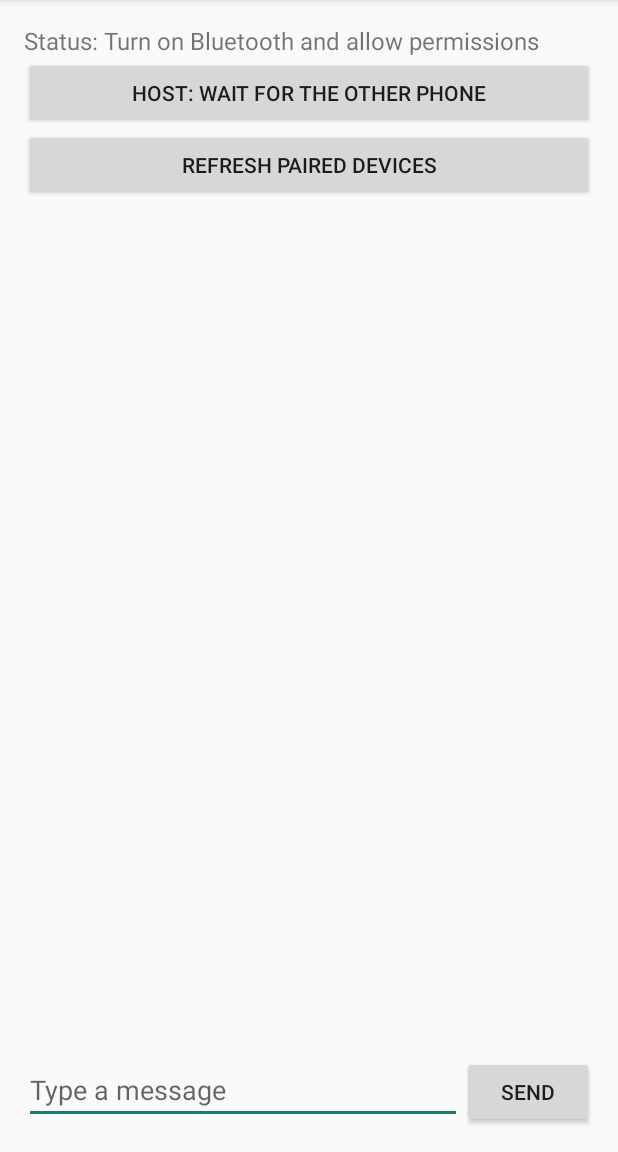
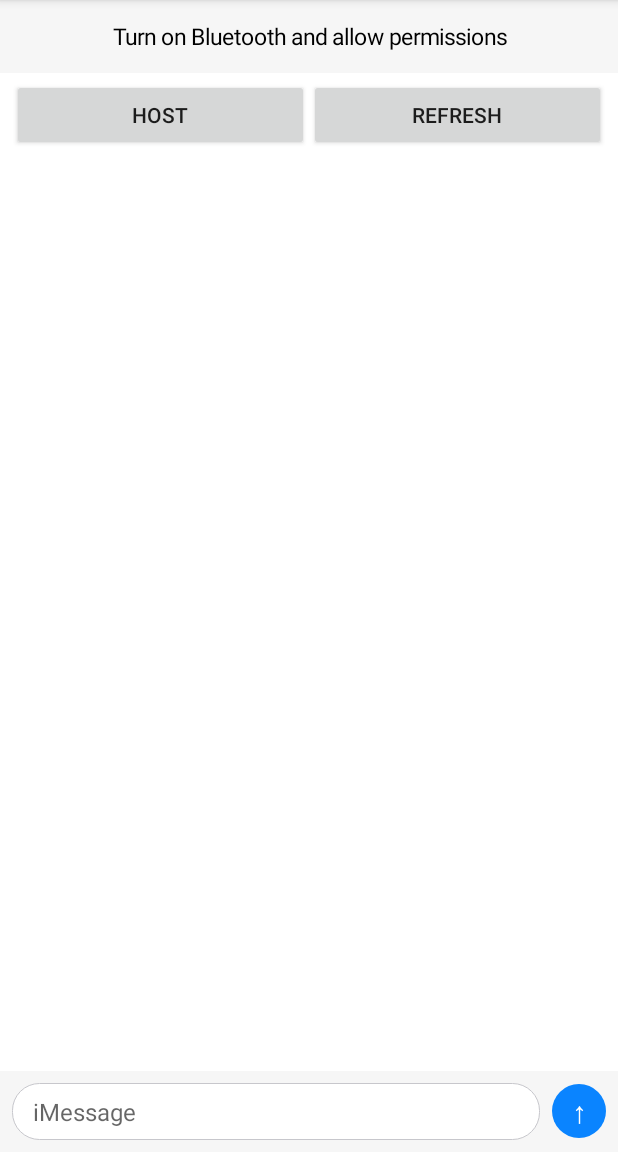
Before and after one commit to esdeedev-7/BluetoothChat, an Android app: the screen it shows after launch (MainActivity), on a phone screen of 412 x 824 dp, the part 84-1236 px from its top. Run offline under Robolectric (Android 15) with nearby library versions, the phone set to English and light mode, and no system bars.

Commit message:
Update MainActivity.kt

```diff
--- a/app/src/main/java/com/example/bluetoothchat/MainActivity.kt
+++ b/app/src/main/java/com/example/bluetoothchat/MainActivity.kt
@@ -6,8 +6,11 @@ import android.bluetooth.BluetoothAdapter
 import android.bluetooth.BluetoothDevice
 import android.bluetooth.BluetoothManager
 import android.content.pm.PackageManager
+import android.graphics.Color
+import android.graphics.drawable.GradientDrawable
 import android.os.Build
 import android.os.Bundle
+import android.view.Gravity
 import android.view.View
 import android.view.ViewGroup
 import android.widget.ArrayAdapter
@@ -27,7 +30,7 @@ class MainActivity : AppCompatActivity() {
     private lateinit var btAdapter: BluetoothAdapter
     private lateinit var chatService: ChatService
     private lateinit var statusText: TextView
-    private lateinit var chatLog: TextView
+    private lateinit var messagesBox: LinearLayout
     private lateinit var chatScroll: ScrollView
     private lateinit var messageInput: EditText
     private lateinit var deviceListAdapter: ArrayAdapter<String>
@@ -43,8 +46,7 @@ class MainActivity : AppCompatActivity() {
     override fun onCreate(savedInstanceState: Bundle?) {
         super.onCreate(savedInstanceState)
 
-        val manager = getSystemService(BluetoothManager::class.java)
-        val adapter = manager?.adapter
+        val adapter = getSystemService(BluetoothManager::class.java)?.adapter
         if (adapter == null) {
             Toast.makeText(this, "This phone has no Bluetooth", Toast.LENGTH_LONG).show()
             finish()
@@ -62,66 +64,119 @@ class MainActivity : AppCompatActivity() {
         super.onDestroy()
     }
 
+    private fun dp(value: Int): Int = (value * resources.displayMetrics.density).toInt()
+
     // ---------- UI ----------
 
     private fun buildUi(): LinearLayout {
-        val pad = (16 * resources.displayMetrics.density).toInt()
-
         statusText = TextView(this).apply {
-            text = "Status: idle"
-            textSize = 16f
+            text = "Not connected"
+            textSize = 15f
+            gravity = Gravity.CENTER
+            setTextColor(Color.BLACK)
+            setPadding(dp(12), dp(14), dp(12), dp(14))
+            setBackgroundColor(Color.parseColor("#F6F6F6"))
         }
 
         val hostButton = Button(this).apply {
-            text = "Host: wait for the other phone"
+            text = "Host"
             setOnClickListener { chatService.listen() }
         }
-
         val refreshButton = Button(this).apply {
-            text = "Refresh paired devices"
+            text = "Refresh"
             setOnClickListener { requestPermissionsIfNeeded() }
+        }
+        val buttonRow = LinearLayout(this).apply {
+            orientation = LinearLayout.HORIZONTAL
+            setPadding(dp(8), dp(4), dp(8), dp(4))
+            addView(hostButton, rowWeighted(1f))
+            addView(refreshButton, rowWeighted(1f))
         }
 
         deviceListAdapter = ArrayAdapter(this, android.R.layout.simple_list_item_1, mutableListOf<String>())
         val deviceList = ListView(this).apply {
-            this.adapter = deviceListAdapter
+            adapter = deviceListAdapter
             setOnItemClickListener { _, _, position, _ ->
                 chatService.connect(pairedDevices[position])
             }
         }
 
-        chatLog = TextView(this).apply { textSize = 15f }
-        chatScroll = ScrollView(this).apply { addView(chatLog) }
+        messagesBox = LinearLayout(this).apply {
+            orientation = LinearLayout.VERTICAL
+            setPadding(dp(12), dp(12), dp(12), dp(12))
+        }
+        chatScroll = ScrollView(this).apply { addView(messagesBox) }
 
-        messageInput = EditText(this).apply { hint = "Type a message" }
-        val sendButton = Button(this).apply {
-            text = "Send"
+        messageInput = EditText(this).apply {
+            hint = "iMessage"
+            textSize = 16f
+            setTextColor(Color.BLACK)
+            setPadding(dp(14), dp(8), dp(14), dp(8))
+            background = GradientDrawable().apply {
+                cornerRadius = dp(18).toFloat()
+                setStroke(dp(1), Color.parseColor("#C7C7CC"))
+                setColor(Color.WHITE)
+            }
+        }
+        val sendButton = TextView(this).apply {
+            text = "↑"
+            textSize = 20f
+            gravity = Gravity.CENTER
+            setTextColor(Color.WHITE)
+            background = GradientDrawable().apply {
+                shape = GradientDrawable.OVAL
+                setColor(Color.parseColor("#0A84FF"))
+            }
             setOnClickListener { sendMessage() }
         }
         val inputRow = LinearLayout(this).apply {
             orientation = LinearLayout.HORIZONTAL
-            addView(messageInput, LinearLayout.LayoutParams(0, ViewGroup.LayoutParams.WRAP_CONTENT, 1f))
-            addView(sendButton)
+            gravity = Gravity.CENTER_VERTICAL
+            setPadding(dp(8), dp(8), dp(8), dp(8))
+            setBackgroundColor(Color.parseColor("#F6F6F6"))
+            addView(messageInput, LinearLayout.LayoutParams(0, ViewGroup.LayoutParams.WRAP_CONTENT, 1f).apply {
+                marginEnd = dp(8)
+            })
+            addView(sendButton, LinearLayout.LayoutParams(dp(36), dp(36)))
         }
 
         return LinearLayout(this).apply {
             orientation = LinearLayout.VERTICAL
-            setPadding(pad, pad, pad, pad)
+            setBackgroundColor(Color.WHITE)
             addView(statusText)
-            addView(hostButton)
-            addView(refreshButton)
-            addView(deviceList, weighted(1f))
-            addView(chatScroll, weighted(2f))
+            addView(buttonRow)
+            addView(deviceList, columnWeighted(1f))
+            addView(chatScroll, columnWeighted(3f))
             addView(inputRow)
         }
     }
 
-    private fun weighted(weight: Float) = LinearLayout.LayoutParams(
-        ViewGroup.LayoutParams.MATCH_PARENT, 0, weight
-    )
+    private fun rowWeighted(weight: Float) =
+        LinearLayout.LayoutParams(0, ViewGroup.LayoutParams.WRAP_CONTENT, weight)
 
-    private fun appendChat(line: String) {
-        chatLog.append("$line\n")
+    private fun columnWeighted(weight: Float) =
+        LinearLayout.LayoutParams(ViewGroup.LayoutParams.MATCH_PARENT, 0, weight)
+
+    // Adds one iMessage-style bubble: blue on the right for me, gray on the left for them.
+    private fun addBubble(text: String, mine: Boolean) {
+        val bubble = TextView(this).apply {
+            this.text = text
+            textSize = 17f
+            setTextColor(if (mine) Color.WHITE else Color.BLACK)
+            setPadding(dp(14), dp(9), dp(14), dp(9))
+            maxWidth = (resources.displayMetrics.widthPixels * 0.7).toInt()
+            background = GradientDrawable().apply {
+                cornerRadius = dp(18).toFloat()
+                setColor(if (mine) Color.parseColor("#0A84FF") else Color.parseColor("#E9E9EB"))
+            }
+        }
+        val row = LinearLayout(this).apply {
+            orientation = LinearLayout.HORIZONTAL
+            gravity = if (mine) Gravity.END else Gravity.START
+            setPadding(0, dp(3), 0, dp(3))
+            addView(bubble)
+        }
+        messagesBox.addView(row)
         chatScroll.post { chatScroll.fullScroll(View.FOCUS_DOWN) }
     }
 
@@ -129,7 +184,7 @@ class MainActivity : AppCompatActivity() {
         val text = messageInput.text.toString().trim()
         if (text.isEmpty()) return
         if (chatService.send(text)) {
-            appendChat("Me: $text")
+            addBubble(text, mine = true)
             messageInput.setText("")
         } else {
             setStatus("Not connected yet")
@@ -137,9 +192,9 @@ class MainActivity : AppCompatActivity() {
     }
 
     // Called from background threads, so switch to the UI thread.
-    private fun setStatus(text: String) = runOnUiThread { statusText.text = "Status: $text" }
+    private fun setStatus(text: String) = runOnUiThread { statusText.text = text }
 
-    private fun onMessage(text: String) = runOnUiThread { appendChat("Them: $text") }
+    private fun onMessage(text: String) = runOnUiThread { addBubble(text, mine = false) }
 
     // ---------- Permissions and paired devices ----------
 
@@ -169,6 +224,6 @@ class MainActivity : AppCompatActivity() {
         pairedDevices.addAll(btAdapter.bondedDevices)
         deviceListAdapter.clear()
         deviceListAdapter.addAll(pairedDevices.map { "${it.name ?: "Unknown"}  ${it.address}" })
-        setStatus("Host on one phone, then tap its name on the other")
+        setStatus("Tap Host on one phone, then tap its name on the other")
     }
 }
```
